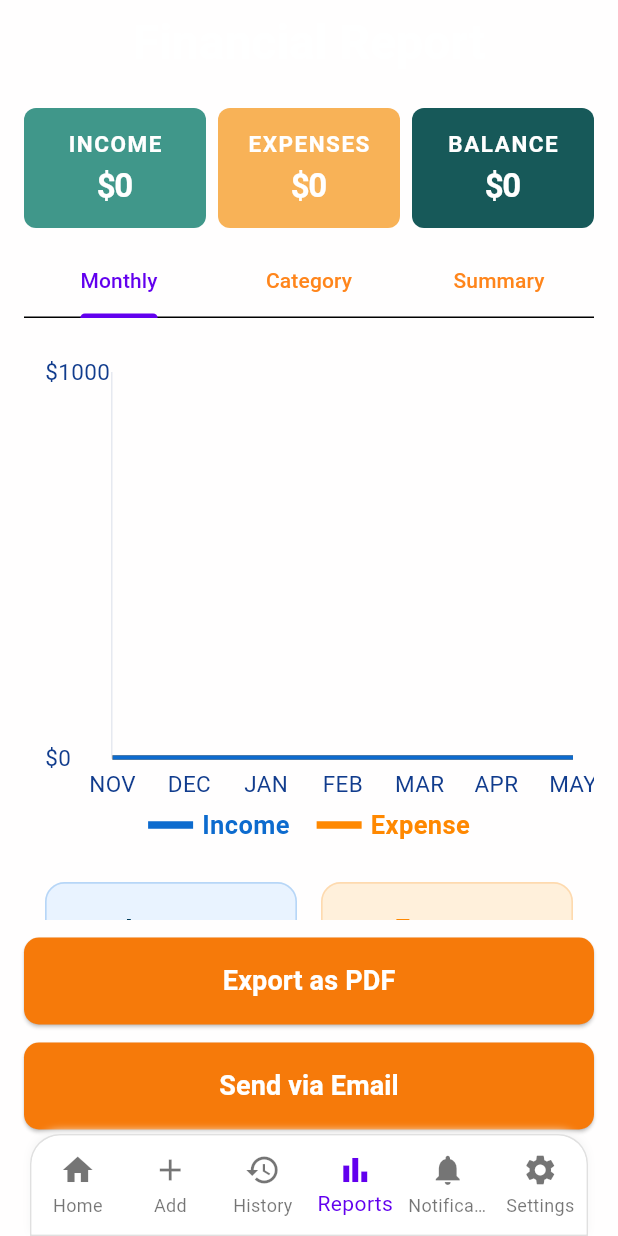
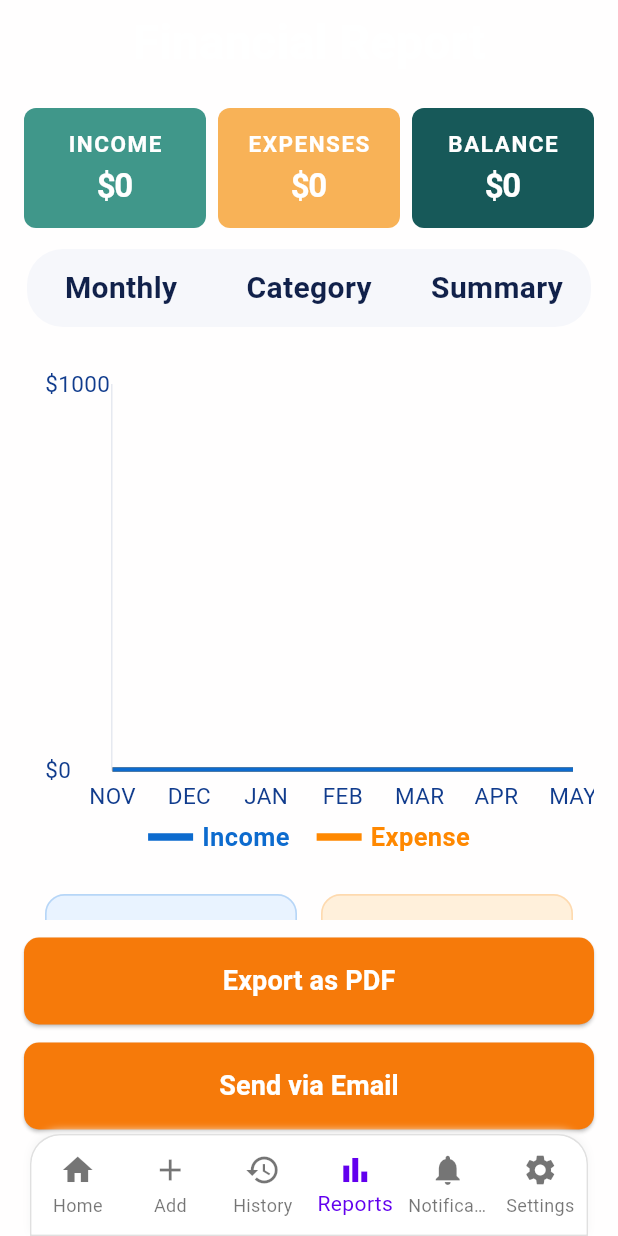
Before and after one commit to duyphan0503/personal_finance_tracker, a Flutter app: the ReportScreen screen opened by its route, on a phone screen of 412 x 824 dp. Run offline on Flutter 3.47's test engine with Material 3 defaults, Android fonts, the phone set to English and light mode, and no system bars; drawn by our look-alikes of fl_chart; our stand-ins replace equatable, flutter_bloc, flutter_secure_storage, get_it, go_router, injectable and 2 more; accounts and stored records are empty; network calls fail; statements that could not run were skipped.

Commit message:
fixed report_screen

```diff
--- a/lib/features/category/view/select_category_screen.dart
+++ b/lib/features/category/view/select_category_screen.dart
@@ -119,10 +119,11 @@ class _SelectCategoryScreenState extends State<SelectCategoryScreen> {
       child: Container(
         margin: const EdgeInsets.symmetric(horizontal: 16, vertical: 4),
         decoration: BoxDecoration(
-          borderRadius: BorderRadius.circular(15),
+          borderRadius: BorderRadius.circular(10),
+          color: isSelected ? iconColor.withAlpha(50) : Colors.white,
           border: isSelected
               ? Border.all(color: iconColor, width: 2)
-              : null,
+              : Border.all(color: Colors.blue.shade50, width: 1),
         ),
         child: ListTile(
           leading: Icon(iconData, color: iconColor),
--- a/lib/features/report/view/report_screen.dart
+++ b/lib/features/report/view/report_screen.dart
@@ -109,17 +109,10 @@ class _ReportScreenState extends State<ReportScreen>
 
                 const SizedBox(height: 12),
 
-                // Tab bar
-                TabBar(
+                // Custom TabBar (redesigned to match image 2)
+                _ReportCustomTabBar(
                   controller: _tabController,
-                  labelColor: AppColors.primaryVariant,
-                  unselectedLabelColor: AppColors.orange,
-                  indicatorColor: AppColors.primaryVariant,
-                  tabs: const [
-                    Tab(text: 'Monthly'),
-                    Tab(text: 'Category'),
-                    Tab(text: 'Summary'),
-                  ],
+                  tabs: const ['Monthly', 'Category', 'Summary'],
                 ),
 
                 const SizedBox(height: 12),
@@ -209,3 +202,80 @@ class _ReportScreenState extends State<ReportScreen>
     super.dispose();
   }
 }
+
+class _ReportCustomTabBar extends StatefulWidget {
+  final TabController controller;
+  final List<String> tabs;
+
+  const _ReportCustomTabBar({required this.controller, required this.tabs});
+
+  @override
+  State<_ReportCustomTabBar> createState() => _ReportCustomTabBarState();
+}
+
+class _ReportCustomTabBarState extends State<_ReportCustomTabBar> {
+  late int _selectedTab;
+
+  @override
+  void initState() {
+    super.initState();
+    _selectedTab = widget.controller.index;
+    widget.controller.addListener(_handleTabChange);
+  }
+
+  void _handleTabChange() {
+    if (_selectedTab != widget.controller.index) {
+      setState(() {
+        _selectedTab = widget.controller.index;
+      });
+    }
+  }
+
+  @override
+  void dispose() {
+    widget.controller.removeListener(_handleTabChange);
+    super.dispose();
+  }
+
+  @override
+  Widget build(BuildContext context) {
+    return Container(
+      height: 52,
+      margin: const EdgeInsets.symmetric(horizontal: 2, vertical: 2),
+      decoration: BoxDecoration(
+        color: const Color(0xFFF6F7FB),
+        borderRadius: BorderRadius.circular(24),
+      ),
+      child: Row(
+        children: List.generate(widget.tabs.length, (i) {
+          return Expanded(
+            child: GestureDetector(
+              onTap: () {
+                widget.controller.animateTo(i);
+              },
+              child: AnimatedContainer(
+                duration: const Duration(milliseconds: 200),
+                curve: Curves.ease,
+                margin: const EdgeInsets.symmetric(vertical: 3, horizontal: 4),
+                decoration: BoxDecoration(
+                  color: Colors.transparent,
+                  borderRadius: BorderRadius.circular(24),
+                ),
+                child: Center(
+                  child: Text(
+                    widget.tabs[i],
+                    style: TextStyle(
+                      color: const Color(0xFF11214A),
+                      fontWeight: FontWeight.w600,
+                      fontSize: 20,
+                    ),
+                  ),
+                ),
+              ),
+            ),
+          );
+        }),
+      ),
+    );
+  }
+}
--- a/lib/features/transaction/view/transaction_history_screen.dart
+++ b/lib/features/transaction/view/transaction_history_screen.dart
@@ -138,6 +138,7 @@ class _TransactionHistoryScreenState extends State<TransactionHistoryScreen> {
                   },
                 ),
               ),
+              const SizedBox(height: 50),
             ],
           ),
         ),
```
Also changed, not shown: lib/shared/widgets/category_report_chart.dart (+14 -9 lines).
